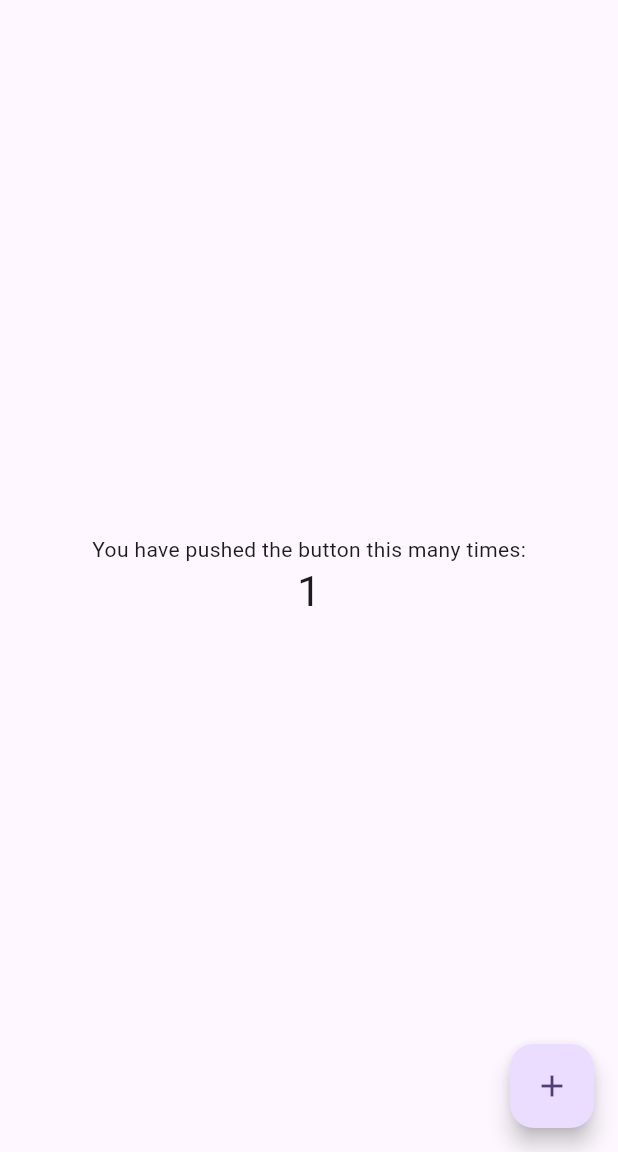
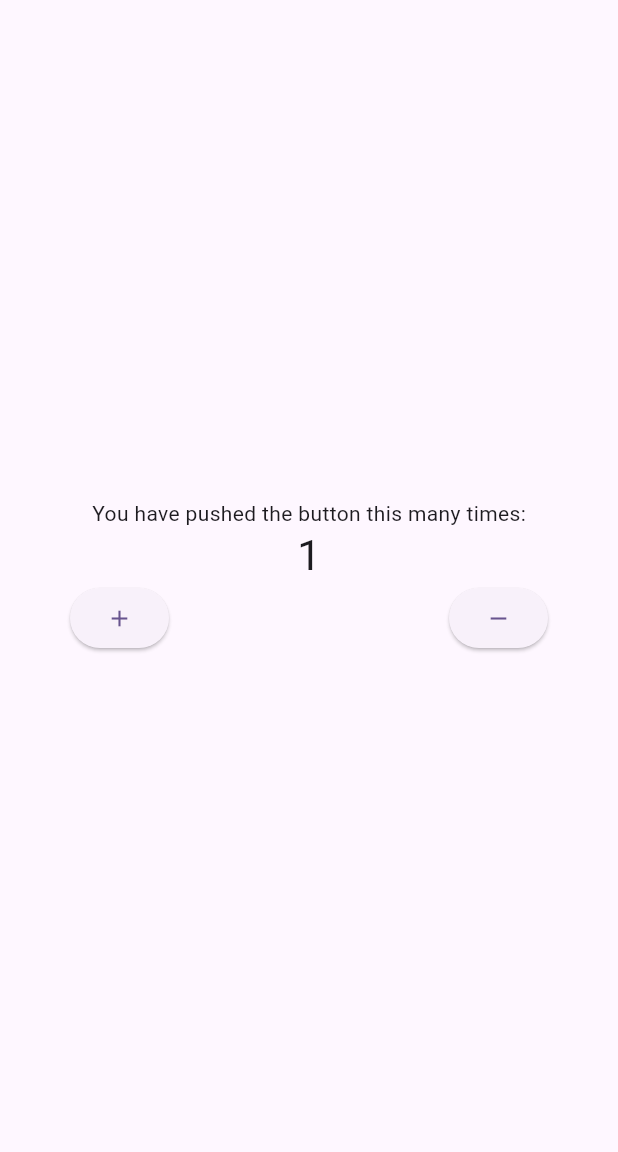
Before and after one commit to rifki-pegipegi/waqtu, a Flutter app: the screen it shows after launch, after a tap on the "add" icon, on a phone screen of 412 x 824 dp, the part 84-1236 px from its top. Run offline on Flutter 3.47's test engine with Material 2 defaults, Android fonts, the phone set to English and light mode, and no system bars; our stand-ins replace flutter_riverpod, freezed_annotation.

```diff
--- a/lib/main.dart
+++ b/lib/main.dart
@@ -1,125 +1,99 @@
 import 'package:flutter/material.dart';
+import 'package:flutter_riverpod/flutter_riverpod.dart';
 
 void main() {
-  runApp(const MyApp());
+  runApp(const ProviderScope(child: MyApp()));
 }
 
 class MyApp extends StatelessWidget {
   const MyApp({super.key});
 
-  // This widget is the root of your application.
   @override
   Widget build(BuildContext context) {
     return MaterialApp(
       title: 'Flutter Demo',
       theme: ThemeData(
-        // This is the theme of your application.
-        //
-        // TRY THIS: Try running your application with "flutter run". You'll see
-        // the application has a blue toolbar. Then, without quitting the app,
-        // try changing the seedColor in the colorScheme below to Colors.green
-        // and then invoke "hot reload" (save your changes or press the "hot
-        // reload" button in a Flutter-supported IDE, or press "r" if you used
-        // the command line to start the app).
-        //
-        // Notice that the counter didn't reset back to zero; the application
-        // state is not lost during the reload. To reset the state, use hot
-        // restart instead.
-        //
-        // This works for code too, not just values: Most code changes can be
-        // tested with just a hot reload.
         colorScheme: ColorScheme.fromSeed(seedColor: Colors.deepPurple),
         useMaterial3: true,
       ),
-      home: const MyHomePage(title: 'Flutter Demo Home Page'),
+      home: const CounterPage(title: 'Flutter Demo Home Page'),
     );
   }
 }
 
-class MyHomePage extends StatefulWidget {
-  const MyHomePage({super.key, required this.title});
-
-  // This widget is the home page of your application. It is stateful, meaning
-  // that it has a State object (defined below) that contains fields that affect
-  // how it looks.
-
-  // This class is the configuration for the state. It holds the values (in this
-  // case the title) provided by the parent (in this case the App widget) and
-  // used by the build method of the State. Fields in a Widget subclass are
-  // always marked "final".
+class CounterPage extends StatelessWidget {
+  const CounterPage({
+    super.key,
+    required this.title,
+  });
 
   final String title;
 
   @override
-  State<MyHomePage> createState() => _MyHomePageState();
-}
-
-class _MyHomePageState extends State<MyHomePage> {
-  int _counter = 0;
-
-  void _incrementCounter() {
-    setState(() {
-      // This call to setState tells the Flutter framework that something has
-      // changed in this State, which causes it to rerun the build method below
-      // so that the display can reflect the updated values. If we changed
-      // _counter without calling setState(), then the build method would not be
-      // called again, and so nothing would appear to happen.
-      _counter++;
-    });
-  }
-
-  @override
   Widget build(BuildContext context) {
-    // This method is rerun every time setState is called, for instance as done
-    // by the _incrementCounter method above.
-    //
-    // The Flutter framework has been optimized to make rerunning build methods
-    // fast, so that you can just rebuild anything that needs updating rather
-    // than having to individually change instances of widgets.
     return Scaffold(
       appBar: AppBar(
-        // TRY THIS: Try changing the color here to a specific color (to
-        // Colors.amber, perhaps?) and trigger a hot reload to see the AppBar
-        // change color while the other colors stay the same.
         backgroundColor: Theme.of(context).colorScheme.inversePrimary,
-        // Here we take the value from the MyHomePage object that was created by
-        // the App.build method, and use it to set our appbar title.
-        title: Text(widget.title),
+        title: Text(title),
       ),
       body: Center(
-        // Center is a layout widget. It takes a single child and positions it
-        // in the middle of the parent.
         child: Column(
-          // Column is also a layout widget. It takes a list of children and
-          // arranges them vertically. By default, it sizes itself to fit its
-          // children horizontally, and tries to be as tall as its parent.
-          //
-          // Column has various properties to control how it sizes itself and
-          // how it positions its children. Here we use mainAxisAlignment to
-          // center the children vertically; the main axis here is the vertical
-          // axis because Columns are vertical (the cross axis would be
-          // horizontal).
-          //
-          // TRY THIS: Invoke "debug painting" (choose the "Toggle Debug Paint"
-          // action in the IDE, or press "p" in the console), to see the
-          // wireframe for each widget.
           mainAxisAlignment: MainAxisAlignment.center,
           children: <Widget>[
             const Text(
               'You have pushed the button this many times:',
             ),
-            Text(
-              '$_counter',
-              style: Theme.of(context).textTheme.headlineMedium,
-            ),
+            Consumer(
+              builder: (context, ref, _) {
+                final counter = ref.watch(counterProvider.notifier);
+
+                return Column(
+                  children: [
+                    Text(
+                      '${ref.watch(counterProvider)}',
+                      style: Theme.of(context).textTheme.headlineMedium,
+                    ),
+                    Row(
+                      mainAxisAlignment: MainAxisAlignment.spaceAround,
+                      children: [
+                        ElevatedButton(
+                          onPressed: () => counter.increment(),
+                          child: const Icon(Icons.add),
+                        ),
+                        const SizedBox(height: 10),
+                        ElevatedButton(
+                          onPressed: () => counter.decrement(),
+                          child: const Icon(Icons.remove),
+                        ),
+                      ],
+                    ),
+                  ],
+                );
+              },
+            )
           ],
         ),
       ),
-      floatingActionButton: FloatingActionButton(
-        onPressed: _incrementCounter,
-        tooltip: 'Increment',
-        child: const Icon(Icons.add),
-      ), // This trailing comma makes auto-formatting nicer for build methods.
     );
   }
 }
+
+sealed class CounterService {
+  void decrement();
+  void increment();
+}
+
+class Counter extends Notifier<int> implements CounterService {
+  @override
+  void decrement() => state--;
+
+  @override
+  void increment() => state++;
+
+  @override
+  int build() {
+    return 0;
+  }
+}
+
+final counterProvider = NotifierProvider<Counter, int>(Counter.new);
```
Also changed, not shown: analysis_options.yaml (+3 -23 lines), lib/model/jadwal.dart (added, +15 -0 lines), lib/model/jadwal_shalat.dart (added, +16 -0 lines), lib/model/shalat.dart (added, +20 -0 lines), pubspec.yaml (+7 -73 lines), lib/model/jadwal.freezed.dart (added), lib/model/jadwal.g.dart (added), lib/model/jadwal_shalat.freezed.dart (added), lib/model/jadwal_shalat.g.dart (added), lib/model/shalat.freezed.dart (added), lib/model/shalat.g.dart (added), pubspec.lock.
